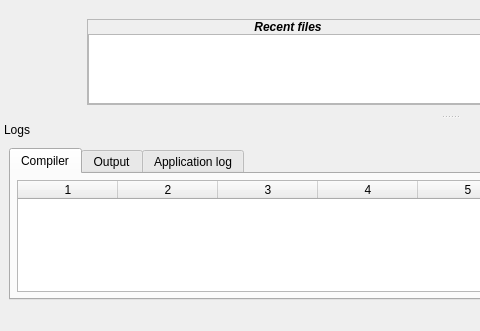
Old version of the form oci/frontend/ui/ide.ui in the repository OpenCobolIDE/OpenCobolIDE; both pictures show x 0 to 480 and y 369 to 700 of the 900 by 700 pixel window.
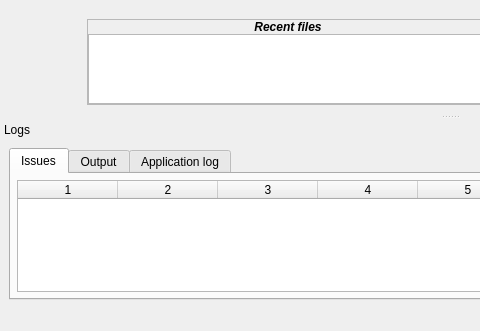
New version of the form. The open tabs and pages were chosen to show the change. Icons and pictures are not drawn. Custom widgets are drawn as their Qt base class.

```diff
--- a/oci/frontend/ui/ide.ui
+++ b/oci/frontend/ui/ide.ui
@@ -414,7 +414,7 @@
           <normaloff>:/ide-icons/rc/applications-system.png</normaloff>:/ide-icons/rc/applications-system.png</iconset>
         </attribute>
         <attribute name="title">
-         <string>Compiler</string>
+         <string>Issues</string>
         </attribute>
         <attribute name="toolTip">
          <string>Show compiler log</string>
```
Left out of the diff: 4 changed lines with no effect on the pictures.
